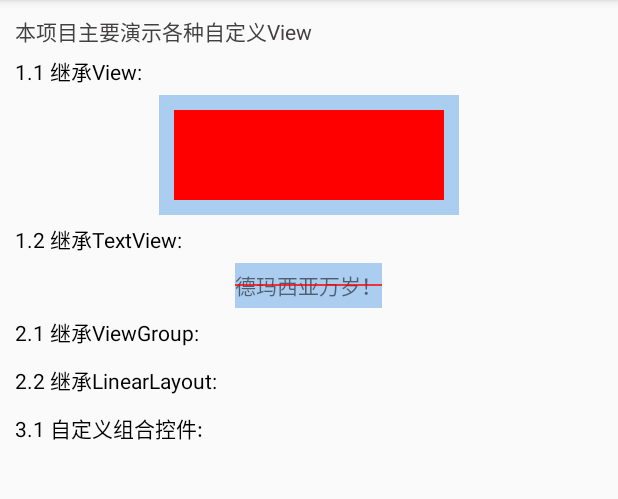
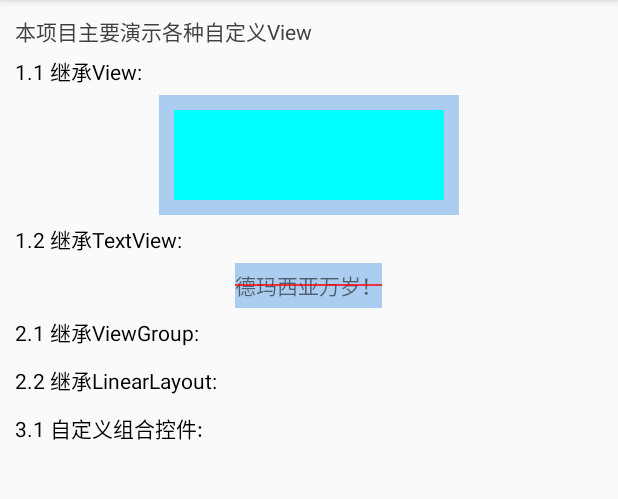
Before and after one commit to shaoshuai904/CustomView, an Android app: the screen it shows after launch (MainActivity), on a phone screen of 412 x 824 dp, the part 84-583 px from its top. Run offline under Robolectric (Android 15) with nearby library versions, the phone set to English and light mode, and no system bars.

Commit message:
添加自定义属性。

```diff
--- a/app/src/main/java/com/maple/customview/view/RectView.java
+++ b/app/src/main/java/com/maple/customview/view/RectView.java
@@ -1,13 +1,14 @@
 package com.maple.customview.view;
 
 import android.content.Context;
+import android.content.res.TypedArray;
 import android.graphics.Canvas;
 import android.graphics.Color;
 import android.graphics.Paint;
-import android.os.Build;
-import android.support.annotation.RequiresApi;
 import android.util.AttributeSet;
 import android.view.View;
+
+import com.maple.customview.R;
 
 /**
  * 自定义View继承View时，注意事项⚠️
@@ -28,6 +29,9 @@ public class RectView extends View {
 
     public RectView(Context context, AttributeSet attrs) {
         super(context, attrs);
+        TypedArray typedArray = context.obtainStyledAttributes(attrs, R.styleable.RectView);
+        mColor = typedArray.getColor(R.styleable.RectView_rect_color, mColor);// 获取自定义属性值
+        typedArray.recycle();// 及时回收资源
         initDraw();
     }
 
--- a/app/src/main/res/layout/activity_main.xml
+++ b/app/src/main/res/layout/activity_main.xml
@@ -1,5 +1,6 @@
 <?xml version="1.0" encoding="utf-8"?>
 <ScrollView xmlns:android="http://schemas.android.com/apk/res/android"
+    xmlns:app="http://schemas.android.com/apk/res-auto"
     android:layout_width="match_parent"
     android:layout_height="match_parent">
 
@@ -29,7 +30,8 @@
             android:layout_height="80dp"
             android:background="#abcdef"
             android:minWidth="150dp"
-            android:padding="10dp" />
+            android:padding="10dp"
+            app:rect_color="#00ffff" />
 
         <TextView
             android:layout_width="match_parent"
```
Also changed, not shown: app/src/main/res/values/attrs.xml (added, +8 -0 lines).
